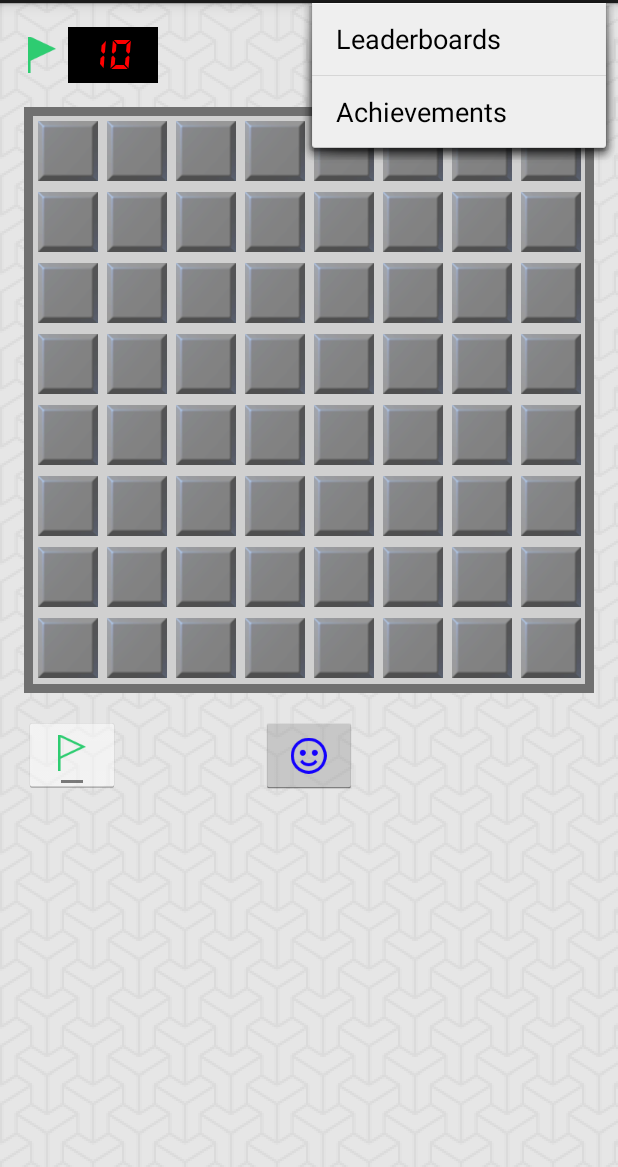
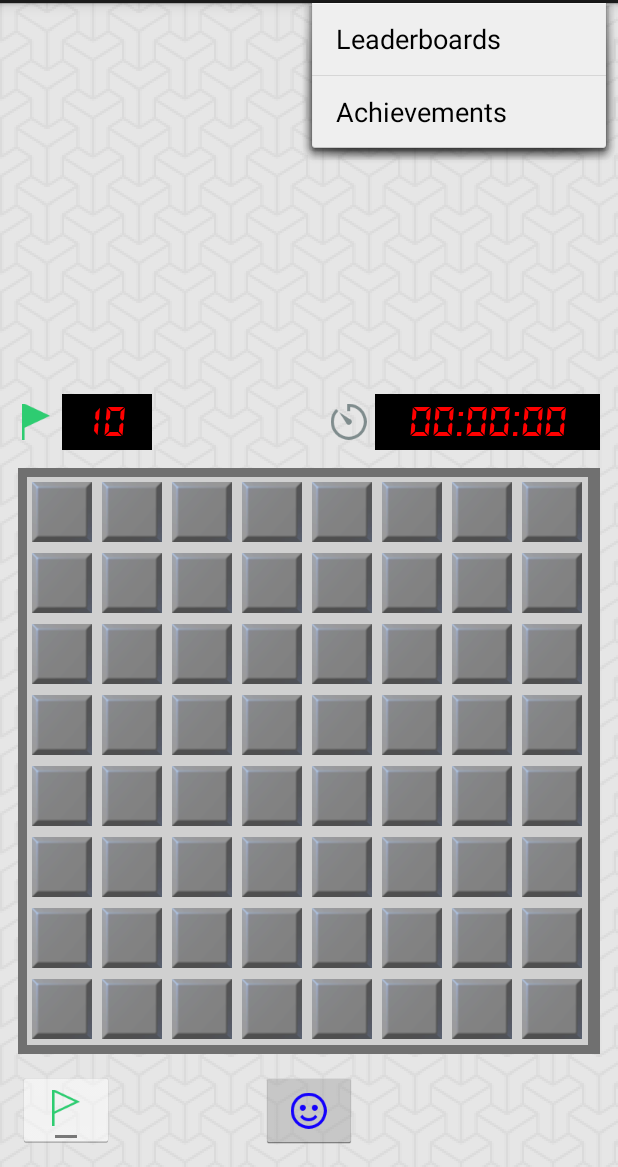
Before and after one commit to s0nerik/Minesweeper, an Android app: the screen it shows after launch (MinesweeperActivity), with the options menu open, on a phone screen of 412 x 824 dp, the part 69-1236 px from its top. Run offline under Robolectric (Android 15) with nearby library versions, the phone set to English and light mode, and no system bars; our stand-ins replace ButterKnife; libraries missing offline, so code that uses them is left out: de.keyboardsurfer.android; 7 statements that could not run were skipped.

```diff
--- a/app/build.gradle
+++ b/app/build.gradle
@@ -44,5 +44,9 @@ android {
 dependencies {
     compile 'com.jakewharton:butterknife:5.1.1'
     compile 'com.google.android.gms:play-services:5.0.+'
+    compile('de.keyboardsurfer.android.widget:crouton:1.8.4') {
+        // exclusion is not neccessary, but generally a good idea.
+        exclude group: 'com.google.android', module: 'support-v4'
+    }
     compile fileTree(dir: 'libs', include: ['*.jar'])
 }
--- a/app/src/main/java/com/etiennelawlor/minesweeper/fragments/MinesweeperFragment.java
+++ b/app/src/main/java/com/etiennelawlor/minesweeper/fragments/MinesweeperFragment.java
@@ -7,12 +7,14 @@ import android.os.Handler;
 import android.os.SystemClock;
 import android.text.TextUtils;
 import android.util.Log;
+import android.view.Gravity;
 import android.view.LayoutInflater;
 import android.view.View;
 import android.view.ViewGroup;
 import android.widget.GridView;
 import android.widget.ImageButton;
 import android.widget.ImageView;
+import android.widget.RelativeLayout;
 import android.widget.TextView;
 import android.widget.Toast;
 
@@ -20,6 +22,7 @@ import com.etiennelawlor.minesweeper.R;
 import com.etiennelawlor.minesweeper.activities.BaseGameActivity;
 import com.etiennelawlor.minesweeper.adapters.MinesweeperGridAdapter;
 import com.etiennelawlor.minesweeper.interfaces.MinesweeperInterface;
+import com.etiennelawlor.minesweeper.utils.MinesweeperUtils;
 import com.google.android.gms.common.api.ResultCallback;
 import com.google.android.gms.games.Games;
 import com.google.android.gms.games.leaderboard.LeaderboardVariant;
@@ -29,11 +32,15 @@ import com.google.android.gms.games.leaderboard.ScoreSubmissionData;
 import org.w3c.dom.Text;
 
 import java.util.Random;
+import java.util.concurrent.TimeUnit;
 
 import butterknife.ButterKnife;
 import butterknife.InjectView;
 import butterknife.OnCheckedChanged;
 import butterknife.OnClick;
+import de.keyboardsurfer.android.widget.crouton.Configuration;
+import de.keyboardsurfer.android.widget.crouton.Crouton;
+import de.keyboardsurfer.android.widget.crouton.Style;
 
 /**
  * Created by etiennelawlor on 9/11/14.
@@ -65,9 +72,10 @@ public class MinesweeperFragment extends Fragment {
                 int secs = (int) (mUpdatedTime / 1000);
                 int mins = secs / 60;
                 secs = secs % 60;
-//                int milliseconds = (int) (mUpdatedTime % 1000);
+                int milliseconds = (int) (mUpdatedTime % 1000) / 10;
                 mTimerTextView.setText(String.format("%02d", mins) + ":"
-                        + String.format("%02d", secs));
+                        + String.format("%02d", secs) + ":"
+                        + String.format("%02d", milliseconds));
                 mCustomHandler.postDelayed(this, 0);
             }
 
@@ -131,7 +139,21 @@ public class MinesweeperFragment extends Fragment {
 
                                 uncoverAllMines();
 
-                                mCoordinator.displayAlert("Game Over", "Look out for the mines.");
+                                Style croutonStyle = new Style.Builder()
+                                        .setHeight(MinesweeperUtils.dp2px(getActivity(), 50))
+//                                .setTextColor(getResources().getColor(R.color.white))
+                                        .setGravity(Gravity.CENTER)
+                                        .setBackgroundColor(R.color.red)
+                                        .build();
+
+                                Crouton.makeText(getActivity(), "Game Over. Look out for the mines.", croutonStyle)
+                                        .setConfiguration(new Configuration.Builder()
+                                                .setDuration(1500)
+                                                .setInAnimation(R.anim.crouton_in)
+                                                .setOutAnimation(R.anim.crouton_out)
+                                                .build())
+                                        .show();
+
                             } else {
                                 int adjacentMineCount = getAdjacentMineCount(i, j);
 
@@ -240,12 +262,44 @@ public class MinesweeperFragment extends Fragment {
                 if(scoreSubmissionData!=null){
                     ScoreSubmissionData.Result result = scoreSubmissionData.getScoreResult(LeaderboardVariant.TIME_SPAN_ALL_TIME);
                     if(result!=null){
-//                        Log.d(getClass().getSimpleName(), "result.formattedScore - "+result.formattedScore);
-//                        Log.d(getClass().getSimpleName(), "result.newBest - "+result.newBest);
-                        if(result.newBest)
-                            mCoordinator.displayAlert("New High Score", String.format("%s is your new personal best!", result.formattedScore));
-                        else
-                            mCoordinator.displayAlert("Congratulations", String.format("You beat Minesweeper in %s.", result.formattedScore));
+                        if(result.newBest) {
+
+                            Style croutonStyle = new Style.Builder()
+                                    .setHeight(MinesweeperUtils.dp2px(getActivity(), 50))
+//                                .setTextColor(getResources().getColor(R.color.white))
+                                    .setGravity(Gravity.CENTER)
+                                    .setBackgroundColor(R.color.dark_green)
+                                    .build();
+
+                            Crouton.makeText(getActivity(), String.format("New High Score! %s is your new personal best!", result.formattedScore), croutonStyle)
+                                    .setConfiguration(new Configuration.Builder()
+                                            .setDuration(3000)
+                                            .setInAnimation(R.anim.crouton_in)
+                                            .setOutAnimation(R.anim.crouton_out)
+                                            .build())
+                                    .show();
+                        } else {
+
+                            String formattedScore = mTimerTextView.getText().toString();
+
+                            if(formattedScore.startsWith("00:"))
+                                formattedScore = formattedScore.substring(3);
+
+                            Style croutonStyle = new Style.Builder()
+                                    .setHeight(MinesweeperUtils.dp2px(getActivity(), 50))
+//                                .setTextColor(getResources().getColor(R.color.white))
+                                    .setGravity(Gravity.CENTER)
+                                    .setBackgroundColor(R.color.blue)
+                                    .build();
+
+                            Crouton.makeText(getActivity(), String.format("Congratulations! You beat Minesweeper in %s.", formattedScore), croutonStyle)
+                                    .setConfiguration(new Configuration.Builder()
+                                            .setDuration(3000)
+                                            .setInAnimation(R.anim.crouton_in)
+                                            .setOutAnimation(R.anim.crouton_out)
+                                            .build())
+                                    .show();
+                        }
 
                     }
                 }
@@ -317,7 +371,7 @@ public class MinesweeperFragment extends Fragment {
         mClickedTileCount = 0;
         mFlagsCount = 10;
         mFlagsTextView.setText(String.valueOf(mFlagsCount));
-        mTimerTextView.setText("00:00");
+        mTimerTextView.setText("00:00:00");
         mBoard = new boolean [8][8];
         mClickedTiles = new boolean [8][8];
 
--- a/app/src/main/res/layout/fragment_minesweeper.xml
+++ b/app/src/main/res/layout/fragment_minesweeper.xml
@@ -3,17 +3,69 @@
     xmlns:tools="http://schemas.android.com/tools"
     android:layout_width="match_parent"
     android:layout_height="match_parent"
-    android:paddingBottom="@dimen/activity_vertical_margin"
-    android:paddingLeft="@dimen/activity_horizontal_margin"
-    android:paddingRight="@dimen/activity_horizontal_margin"
-    android:paddingTop="@dimen/activity_vertical_margin"
+    android:paddingBottom="12dp"
+    android:paddingLeft="12dp"
+    android:paddingRight="12dp"
+    android:paddingTop="12dp"
     android:background="@drawable/tile_pattern">
+
+    <RelativeLayout android:id="@+id/controls_rl"
+        android:layout_width="match_parent"
+        android:layout_height="wrap_content"
+        android:layout_alignParentBottom="true">
+
+        <ToggleButton
+            android:id="@+id/flag_tb"
+            android:layout_width="wrap_content"
+            android:layout_marginTop="12dp"
+            android:layout_height="50dp"
+            android:drawableTop="@drawable/selector_bg_flag_toggle"
+            android:paddingTop="12dp"
+            android:textOn=""
+            android:textOff=""/>
+
+        <ImageButton
+            android:id="@+id/face_ib"
+            android:layout_width="wrap_content"
+            android:layout_height="51dp"
+            android:paddingLeft="20dp"
+            android:paddingRight="20dp"
+            android:layout_marginTop="12dp"
+            android:src="@drawable/ic_happy"
+            android:layout_centerHorizontal="true"/>
+
+    </RelativeLayout>
+
+    <RelativeLayout
+        android:id="@+id/minesweeper_rl"
+        android:layout_width="wrap_content"
+        android:layout_height="wrap_content"
+        android:layout_above="@id/controls_rl"
+        android:layout_marginTop="12dp"
+        android:background="@color/gray2"
+        android:paddingBottom="6dp"
+        android:paddingLeft="6dp"
+        android:paddingRight="6dp"
+        android:paddingTop="6dp">
+
+        <GridView
+            android:id="@+id/minesweeper_gv"
+            android:layout_width="match_parent"
+            android:layout_height="wrap_content"
+            android:horizontalSpacing="0dp"
+            android:numColumns="8"
+            android:verticalSpacing="0dp">
+
+        </GridView>
+
+    </RelativeLayout>
 
     <LinearLayout
         android:layout_width="wrap_content"
         android:layout_height="wrap_content"
         android:gravity="center"
-        android:orientation="horizontal">
+        android:orientation="horizontal"
+        android:layout_above="@id/minesweeper_rl">
 
         <ImageView
             android:id="@+id/flag_iv"
@@ -44,7 +96,8 @@
         android:layout_height="wrap_content"
         android:layout_alignParentRight="true"
         android:gravity="center"
-        android:orientation="horizontal">
+        android:orientation="horizontal"
+        android:layout_above="@id/minesweeper_rl">
 
         <ImageView
             android:id="@+id/timer_iv"
@@ -54,63 +107,19 @@
 
         <com.etiennelawlor.minesweeper.views.CustomFontTextView
             android:id="@+id/timer_tv"
-            android:layout_width="100dp"
+            android:layout_width="150dp"
             android:layout_height="wrap_content"
             android:layout_marginLeft="5dp"
             android:background="@android:color/black"
             android:gravity="center"
             android:padding="3dp"
-            android:text="00:00"
+            android:text="00:00:000"
             android:textColor="@color/red"
             android:textSize="30sp"
             android:textStyle="bold"
             app:textFont="DS_DIGIT" />
     </LinearLayout>
 
-    <RelativeLayout
-        android:id="@+id/minesweeper_rl"
-        android:layout_width="wrap_content"
-        android:layout_height="wrap_content"
-        android:layout_below="@id/timer_ll"
-        android:layout_marginTop="16dp"
-        android:background="@color/gray2"
-        android:paddingBottom="6dp"
-        android:paddingLeft="6dp"
-        android:paddingRight="6dp"
-        android:paddingTop="6dp">
 
-        <GridView
-            android:id="@+id/minesweeper_gv"
-            android:layout_width="match_parent"
-            android:layout_height="wrap_content"
-            android:horizontalSpacing="0dp"
-            android:numColumns="8"
-            android:verticalSpacing="0dp">
-
-        </GridView>
-
-    </RelativeLayout>
-
-    <ToggleButton
-        android:id="@+id/flag_tb"
-        android:layout_width="wrap_content"
-        android:layout_marginTop="16dp"
-        android:layout_height="50dp"
-        android:layout_below="@id/minesweeper_rl"
-        android:drawableTop="@drawable/selector_bg_flag_toggle"
-        android:paddingTop="12dp"
-        android:textOn=""
-        android:textOff=""/>
-
-    <ImageButton
-        android:id="@+id/face_ib"
-        android:layout_width="wrap_content"
-        android:layout_height="51dp"
-        android:paddingLeft="20dp"
-        android:paddingRight="20dp"
-        android:layout_marginTop="16dp"
-        android:src="@drawable/ic_happy"
-        android:layout_below="@id/minesweeper_rl"
-        android:layout_centerHorizontal="true"/>
 
 </RelativeLayout>
--- a/app/src/main/res/values/games-ids.xml
+++ b/app/src/main/res/values/games-ids.xml
@@ -4,14 +4,14 @@ Google Play game services IDs.
 Save this file as res/values/games-ids.xml in your project.
 -->
 <resources>
-    <string name="app_id">1057839477627</string>
-    <string name="leaderboard_fastest_time">CgkI--aV4eQeEAIQBg</string>
+    <string name="app_id">1073110127567</string>
+    <string name="leaderboard_fastest_time">CgkIz6fk0p0fEAIQBw</string>
 
     <!-- Achievements -->
-    <string name="achievement_snail">CgkI--aV4eQeEAIQAQ</string>
-    <string name="achievement_pig">CgkI--aV4eQeEAIQAg</string>
-    <string name="achievement_rabbit">CgkI--aV4eQeEAIQAw</string>
-    <string name="achievement_zebra">CgkI--aV4eQeEAIQBA</string>
-    <string name="achievement_cheetah">CgkI--aV4eQeEAIQBQ</string>
+    <string name="achievement_snail">CgkIz6fk0p0fEAIQAg</string>
+    <string name="achievement_pig">CgkIz6fk0p0fEAIQAw</string>
+    <string name="achievement_rabbit">CgkIz6fk0p0fEAIQBA</string>
+    <string name="achievement_zebra">CgkIz6fk0p0fEAIQBQ</string>
+    <string name="achievement_cheetah">CgkIz6fk0p0fEAIQBg</string>
 
 </resources>
```
Also changed, not shown: app/src/main/res/anim/crouton_in.xml (added, +8 -0 lines), app/src/main/res/anim/crouton_out.xml (added, +8 -0 lines).
